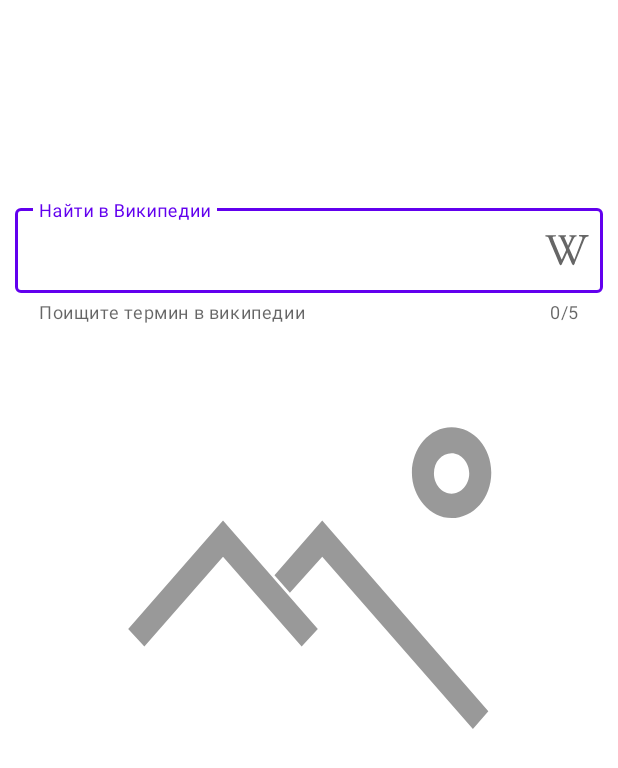
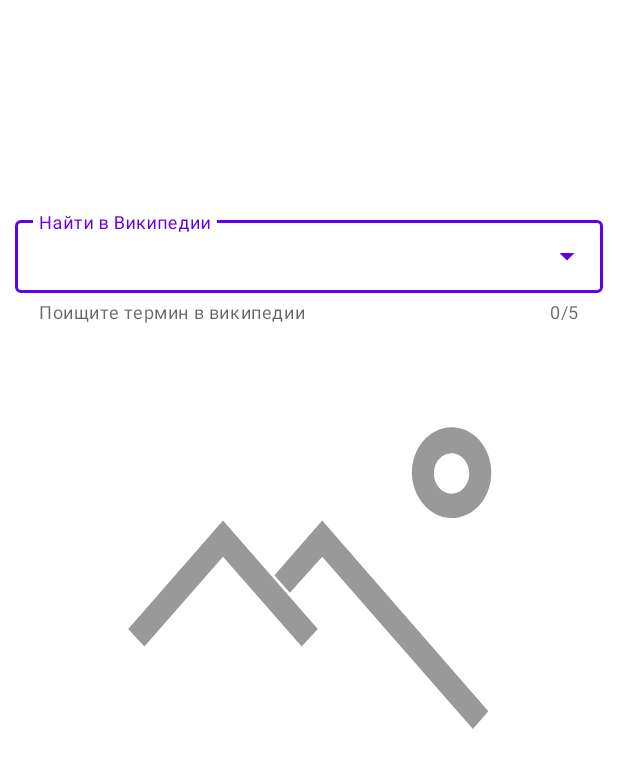
Before and after one commit to makhortius/MaterialDesign, an Android app: the layout fragment_main.xml on its own in the app's theme, with its tools: preview values and no code run, on a phone screen of 412 x 824 dp. Shown: the top 768 px of the screen. Run offline under Robolectric (Android 15) with nearby library versions, the phone set to English and light mode, and no system bars.

Commit message:
урок 1 AutoCompleteTextView

```diff
--- a/app/src/main/res/layout/fragment_main.xml
+++ b/app/src/main/res/layout/fragment_main.xml
@@ -8,21 +8,18 @@
 
     <com.google.android.material.textfield.TextInputLayout
         android:id="@+id/inputLayout"
-        style="@style/Widget.MaterialComponents.TextInputLayout.OutlinedBox"
+        style="@style/Widget.MaterialComponents.TextInputLayout.OutlinedBox.Dense.ExposedDropdownMenu"
         android:layout_width="0dp"
         android:layout_height="wrap_content"
         android:hint="@string/search_wiki"
         app:counterEnabled="true"
         app:counterMaxLength="5"
-        app:endIconMode="custom"
-        app:endIconDrawable="@drawable/ic_wikipedia"
-        app:endIconCheckable="true"
         app:helperText="@string/wiki_helper_text"
         app:layout_constraintBottom_toTopOf="@+id/imageView"
         app:layout_constraintEnd_toEndOf="parent"
         app:layout_constraintStart_toStartOf="parent">
 
-        <com.google.android.material.textfield.TextInputEditText
+        <com.google.android.material.textfield.MaterialAutoCompleteTextView
             android:id="@+id/inputEditText"
             android:layout_width="match_parent"
             android:layout_height="wrap_content" />
```
Also changed, not shown: app/src/main/java/com/gb/material_1507_1544_3_1/view/picture/PictureOfTheDayFragment.kt (+7 -2 lines), app/src/main/res/layout/dropdown_item.xml (added, +11 -0 lines), app/src/main/res/values/strings.xml (+9 -0 lines).
